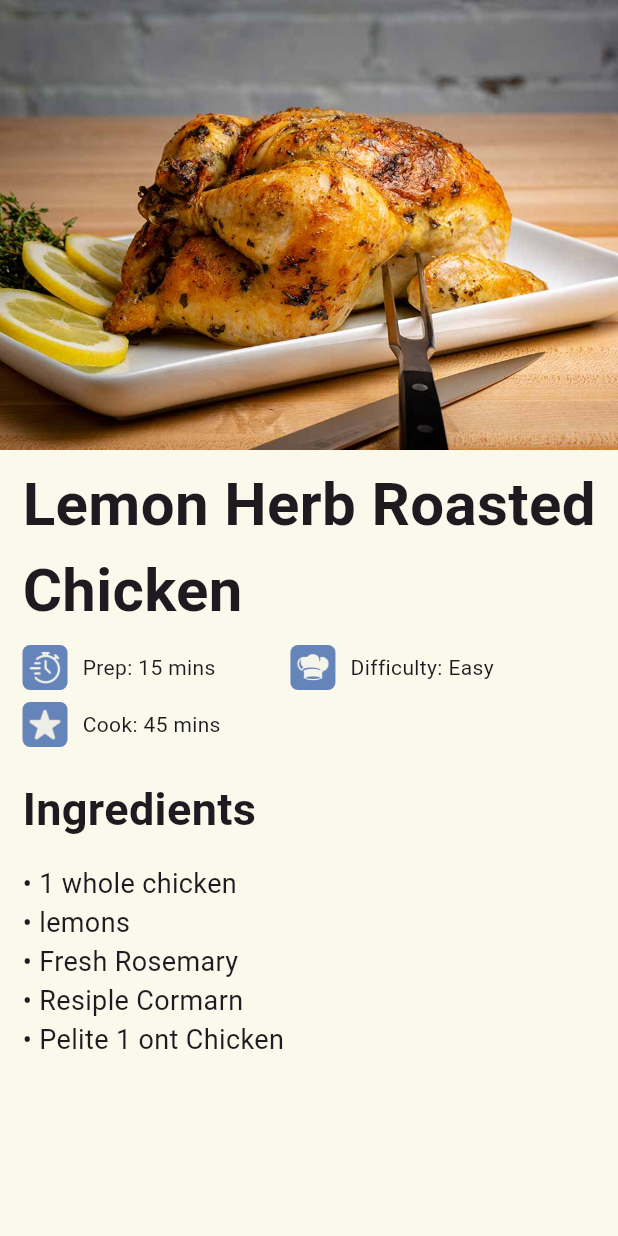
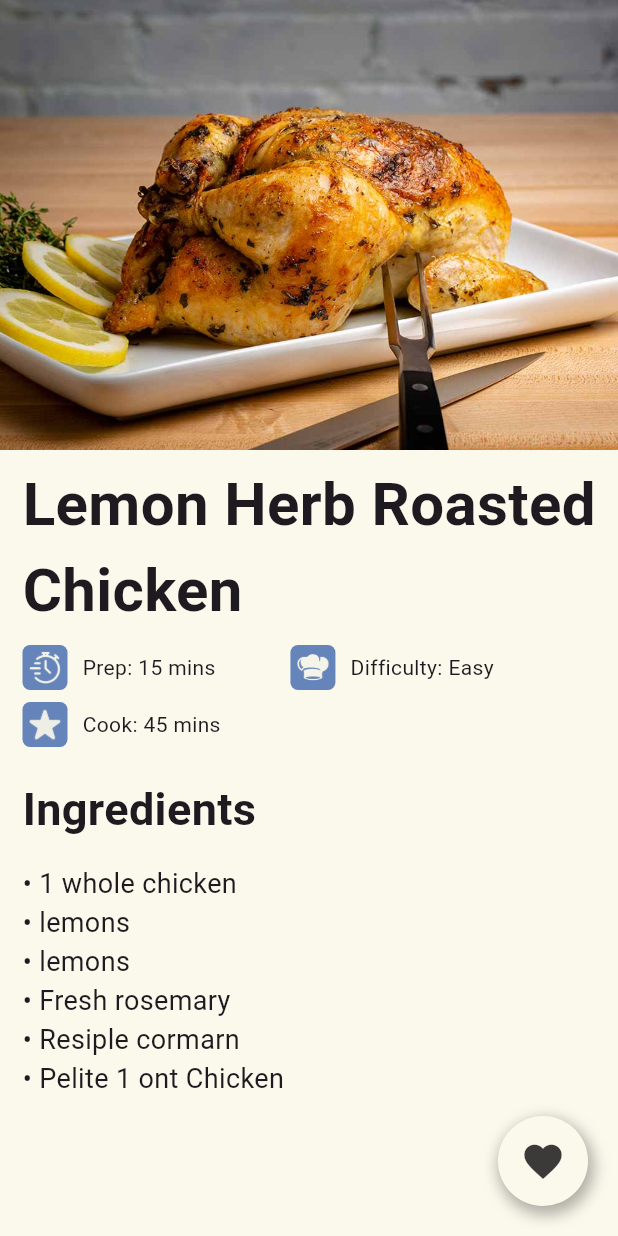
Before and after one commit to maelprz/P01-RecipeCard, a Flutter app: the screen it shows after launch, on a phone screen of 412 x 824 dp. Run offline on Flutter 3.47's test engine with Material 3 defaults, Android fonts, the light colour scheme and no system bars.

Commit message:
•Added favorite heart icon with toggle and shadow

```diff
--- a/lib/main.dart
+++ b/lib/main.dart
@@ -1,4 +1,5 @@
 import 'package:flutter/material.dart';
+import 'package:provider/provider.dart';
 
 void main() {
   runApp(MyApp());
@@ -9,10 +10,23 @@ class MyApp extends StatelessWidget {
 
   @override
   Widget build(BuildContext context) {
-    return MaterialApp(
+    return ChangeNotifierProvider(
+      create: (context) => MyAppState(),
+      child: MaterialApp(
         title: 'P01 - Recipe Card',
         home: RecipeCard(),
+      ),
     );
+  }
+}
+
+// App state for favorite toggle
+class MyAppState extends ChangeNotifier {
+  bool isFavorite = false;
+
+  void toggleFavorite() {
+    isFavorite = !isFavorite;
+    notifyListeners();
   }
 }
 
@@ -21,9 +35,13 @@ class RecipeCard extends StatelessWidget {
 
   @override
   Widget build(BuildContext context) {
+    var appState = context.watch<MyAppState>();
+
     return Scaffold(
       backgroundColor: const Color(0xFFFBF8EC),
-      body: SingleChildScrollView(
+      body: Stack(
+        children: [
+          SingleChildScrollView(
             child: Column(
               crossAxisAlignment: CrossAxisAlignment.start,
               children: [
@@ -57,10 +75,8 @@ class RecipeCard extends StatelessWidget {
                   child: Column(
                     crossAxisAlignment: CrossAxisAlignment.start,
                     children: [
-                  // First row: Timer & Chef Hat
                       Row(
                         children: [
-                      // Timer
                           Container(
                             width: 30,
                             height: 30,
@@ -73,10 +89,7 @@ class RecipeCard extends StatelessWidget {
                           ),
                           const SizedBox(width: 10),
                           const Text('Prep: 15 mins'),
-
                           const SizedBox(width: 50),
-
-                      // Chef Hat
                           Container(
                             width: 30,
                             height: 30,
@@ -92,8 +105,6 @@ class RecipeCard extends StatelessWidget {
                         ],
                       ),
                       const SizedBox(height: 8),
-
-                  // Second row: Star
                       Row(
                         children: [
                           Container(
@@ -115,7 +126,7 @@ class RecipeCard extends StatelessWidget {
                 ),
 
                 // Ingredients Section
-            const SizedBox(height: 20), // spacing before ingredients
+                const SizedBox(height: 20),
                 Padding(
                   padding: const EdgeInsets.only(left: 15),
                   child: Column(
@@ -131,14 +142,54 @@ class RecipeCard extends StatelessWidget {
                       SizedBox(height: 15),
                       Text('• 1 whole chicken', style: TextStyle(fontSize: 18)),
                       Text('• lemons', style: TextStyle(fontSize: 18)),
-                  Text('• Fresh Rosemary', style: TextStyle(fontSize: 18)),
-                  Text('• Resiple Cormarn', style: TextStyle(fontSize: 18)),
+                      Text('• lemons', style: TextStyle(fontSize: 18)),
+                      Text('• Fresh rosemary', style: TextStyle(fontSize: 18)),
+                      Text('• Resiple cormarn', style: TextStyle(fontSize: 18)),
                       Text('• Pelite 1 ont Chicken', style: TextStyle(fontSize: 18)),
                     ],
                   ),
                 ),
+                const SizedBox(height: 80), // extra spacing for heart icon
               ],
             ),
+          ),
+
+          // Heart icon floating above content
+          Align(
+            alignment: Alignment.bottomRight,
+            child: Padding(
+              padding: const EdgeInsets.only(right: 20, bottom: 20),
+              child: GestureDetector(
+                onTap: () {
+                  appState.toggleFavorite();
+                },
+                child: Container(
+                  width: 60,
+                  height: 60,
+                  decoration: BoxDecoration(
+                    color: const Color(0xFFFBF8EC),
+                    shape: BoxShape.circle,
+                    boxShadow: [
+                      BoxShadow(
+                        color: Colors.black.withOpacity(0.3),
+                        spreadRadius: 2,
+                        blurRadius: 8,
+                        offset: const Offset(2, 4),
+                      ),
+                    ],
+                  ),
+                  child: Icon(
+                    Icons.favorite,
+                    color: appState.isFavorite
+                        ? const Color.fromARGB(186, 46, 89, 168)
+                        : const Color.fromARGB(195, 0, 0, 0),
+                    size: 30,
+                  ),
+                ),
+              ),
+            ),
+          ),
+        ],
       ),
     );
   }
```
Lines whose indentation alone changed are shown as unchanged.
